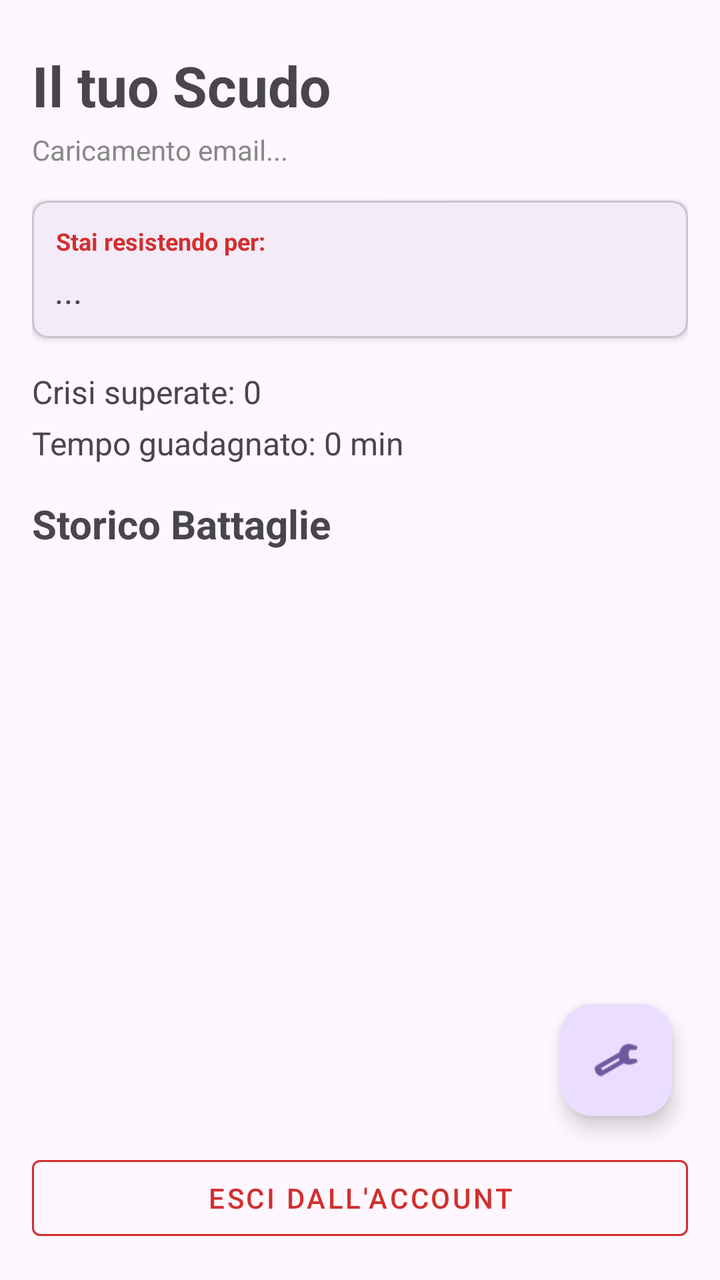
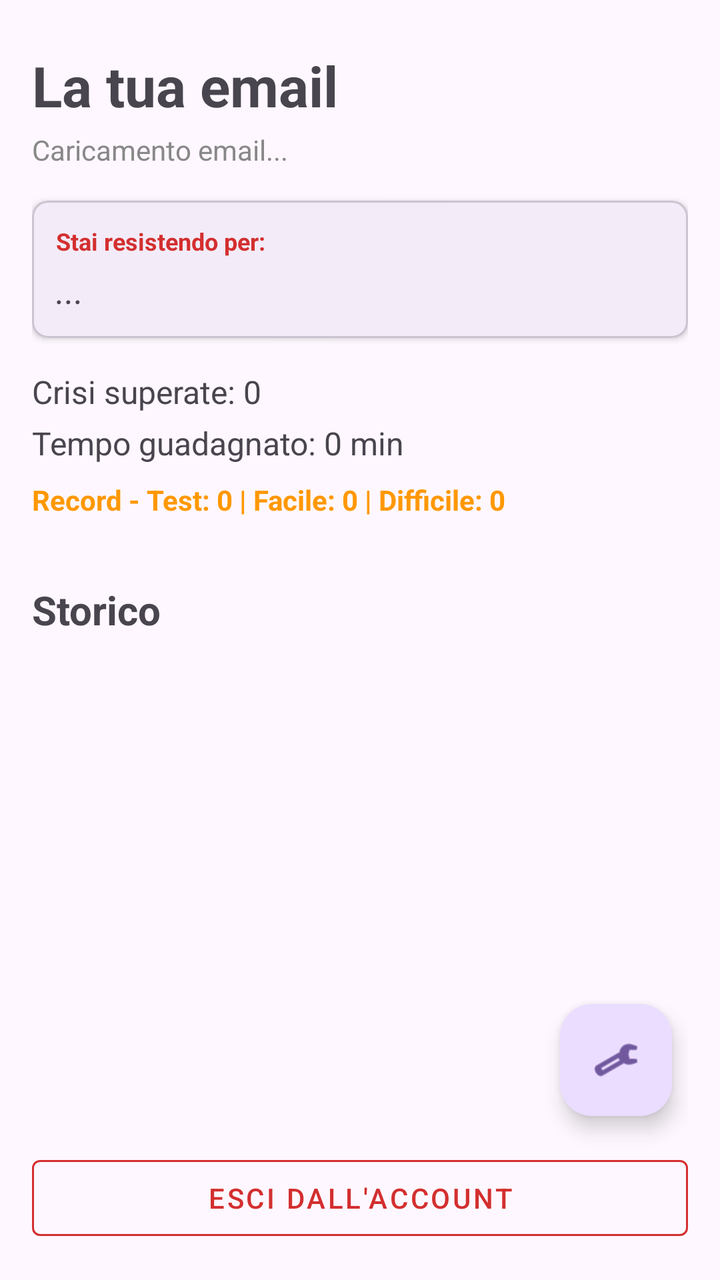

An Android layout rendered at two revisions. The XML below is the earlier revision; the diff shows what the commit changed to produce the second picture.
<!-- AndroidManifest.xml: application theme Theme.SmokeShield -->
<!-- res/layout/fragment_profile.xml -->
<?xml version="1.0" encoding="utf-8"?>
<layout xmlns:android="http://schemas.android.com/apk/res/android"
    xmlns:app="http://schemas.android.com/apk/res-auto"
    xmlns:tools="http://schemas.android.com/tools">

    <androidx.constraintlayout.widget.ConstraintLayout
        android:layout_width="match_parent"
        android:layout_height="match_parent"
        android:padding="16dp"
        tools:context=".ProfileFragment">

        <TextView
            android:id="@+id/tv_profile_title"
            android:layout_width="wrap_content"
            android:layout_height="wrap_content"
            android:layout_marginTop="8dp"
            android:text="@string/profile_title"
            android:textSize="28sp"
            android:textStyle="bold"
            app:layout_constraintStart_toStartOf="parent"
            app:layout_constraintTop_toTopOf="parent" />

        <TextView
            android:id="@+id/tv_email_display"
            android:layout_width="wrap_content"
            android:layout_height="wrap_content"
            android:layout_marginTop="4dp"
            android:text="Caricamento email..."
            android:textColor="#888888"
            android:textSize="14sp"
            app:layout_constraintStart_toStartOf="parent"
            app:layout_constraintTop_toBottomOf="@id/tv_profile_title" />

        <com.google.android.material.card.MaterialCardView
            android:id="@+id/card_motivo"
            android:layout_width="match_parent"
            android:layout_height="wrap_content"
            android:layout_marginTop="16dp"
            app:cardCornerRadius="8dp"
            app:cardElevation="2dp"
            app:layout_constraintTop_toBottomOf="@id/tv_email_display">

            <LinearLayout
                android:layout_width="match_parent"
                android:layout_height="wrap_content"
                android:orientation="vertical"
                android:padding="12dp">

                <TextView
                    android:layout_width="wrap_content"
                    android:layout_height="wrap_content"
                    android:text="Stai resistendo per:"
                    android:textSize="12sp"
                    android:textColor="#D32F2F"
                    android:textStyle="bold"/>

                <TextView
                    android:id="@+id/tv_motivo_display"
                    android:layout_width="wrap_content"
                    android:layout_height="wrap_content"
                    android:layout_marginTop="4dp"
                    android:text="..."
                    android:textSize="18sp"
                    android:textStyle="italic" />
            </LinearLayout>
        </com.google.android.material.card.MaterialCardView>

        <TextView
            android:id="@+id/tv_stats_crises"
            android:layout_width="wrap_content"
            android:layout_height="wrap_content"
            android:layout_marginTop="16dp"
            android:text="@string/stats_crises_won"
            android:textSize="16sp"
            app:layout_constraintStart_toStartOf="parent"
            app:layout_constraintTop_toBottomOf="@id/card_motivo" />

        <TextView
            android:id="@+id/tv_stats_time"
            android:layout_width="wrap_content"
            android:layout_height="wrap_content"
            android:layout_marginTop="4dp"
            android:text="@string/stats_time_saved"
            android:textSize="16sp"
            app:layout_constraintStart_toStartOf="parent"
            app:layout_constraintTop_toBottomOf="@id/tv_stats_crises" />

        <TextView
            android:id="@+id/tv_history_title"
            android:layout_width="wrap_content"
            android:layout_height="wrap_content"
            android:layout_marginTop="16dp"
            android:text="@string/history_title"
            android:textSize="20sp"
            android:textStyle="bold"
            app:layout_constraintStart_toStartOf="parent"
            app:layout_constraintTop_toBottomOf="@id/tv_stats_time" />

        <Button
            android:id="@+id/btn_logout"
            style="@style/Widget.MaterialComponents.Button.OutlinedButton"
            android:layout_width="match_parent"
            android:layout_height="50dp"
            android:layout_marginTop="8dp"
            android:text="ESCI DALL'ACCOUNT"
            android:textColor="#D32F2F"
            app:strokeColor="#D32F2F"
            app:layout_constraintBottom_toBottomOf="parent" />

        <androidx.recyclerview.widget.RecyclerView
            android:id="@+id/rv_history"
            android:layout_width="0dp"
            android:layout_height="0dp"
            android:layout_marginTop="8dp"
            android:layout_marginBottom="8dp"
            app:layout_constraintBottom_toTopOf="@id/btn_logout"
            app:layout_constraintEnd_toEndOf="parent"
            app:layout_constraintStart_toStartOf="parent"
            app:layout_constraintTop_toBottomOf="@id/tv_history_title" />

        <com.google.android.material.floatingactionbutton.FloatingActionButton
            android:id="@+id/fab_settings"
            android:layout_width="wrap_content"
            android:layout_height="wrap_content"
            android:layout_marginEnd="8dp"
            android:layout_marginBottom="16dp"
            android:contentDescription="Impostazioni"
            android:src="@android:drawable/ic_menu_preferences"
            app:layout_constraintBottom_toTopOf="@id/btn_logout"
            app:layout_constraintEnd_toEndOf="parent" />

    </androidx.constraintlayout.widget.ConstraintLayout>
</layout>
<!-- resources referenced by this layout -->
<resources>
  <string name="history_title">Storico Battaglie</string>
  <string name="profile_title">Il tuo Scudo</string>
  <string name="stats_crises_won">Crisi superate: 0</string>
  <string name="stats_time_saved">Tempo guadagnato: 0 min</string>
  <style name="Theme.SmokeShield" parent="Base.Theme.SmokeShield" />
  <style name="Base.Theme.SmokeShield" parent="Theme.Material3.DayNight.NoActionBar">
          
          
      </style>
</resources>

<!-- the commit's change to res/layout/fragment_profile.xml (unified diff, before → after) -->
@@ -86,16 +86,27 @@
             app:layout_constraintTop_toBottomOf="@id/tv_stats_crises" />
 
         <TextView
+            android:id="@+id/tv_stats_record"
+            android:layout_width="wrap_content"
+            android:layout_height="wrap_content"
+            android:layout_marginTop="8dp"
+            android:text="Record - Test: 0 | Facile: 0 | Difficile: 0"
+            android:textSize="14sp"
+            android:textStyle="bold"
+            android:textColor="#FF9800"
+            app:layout_constraintStart_toStartOf="parent"
+            app:layout_constraintTop_toBottomOf="@id/tv_stats_time" />
+
+        <TextView
             android:id="@+id/tv_history_title"
             android:layout_width="wrap_content"
             android:layout_height="wrap_content"
-            android:layout_marginTop="16dp"
+            android:layout_marginTop="32dp"
             android:text="@string/history_title"
             android:textSize="20sp"
             android:textStyle="bold"
             app:layout_constraintStart_toStartOf="parent"
-            app:layout_constraintTop_toBottomOf="@id/tv_stats_time" />
-
+            app:layout_constraintTop_toBottomOf="@id/tv_stats_record" />
         <Button
             android:id="@+id/btn_logout"
             style="@style/Widget.MaterialComponents.Button.OutlinedButton"
<!-- resource entries referenced after the edit -->
@@ -1,7 +1,7 @@
 <!-- resources referenced by this layout -->
 <resources>
-  <string name="history_title">Storico Battaglie</string>
-  <string name="profile_title">Il tuo Scudo</string>
+  <string name="history_title">Storico</string>
+  <string name="profile_title">La tua email</string>
   <string name="stats_crises_won">Crisi superate: 0</string>
   <string name="stats_time_saved">Tempo guadagnato: 0 min</string>
   <style name="Theme.SmokeShield" parent="Base.Theme.SmokeShield" />
